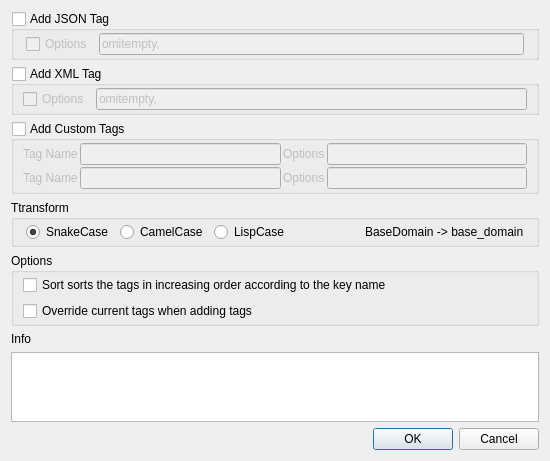
Before: the Qt Designer form liteidex/src/plugins/golangedit/goaddtagsdialog.ui in visualfc/liteide, drawn with Qt 5.
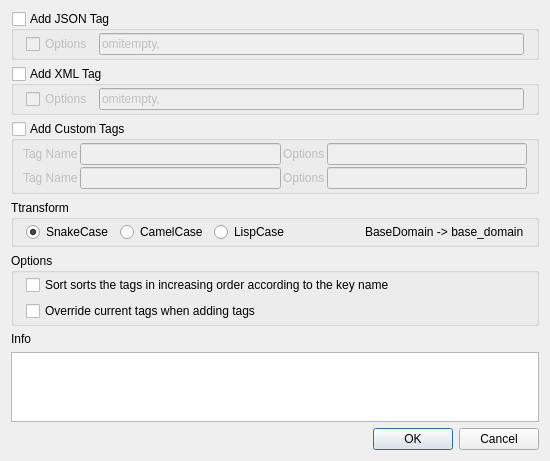
After: the same form once the commit is applied.

Commit message: golangedit: remove tags support comma list, add/remove tags dialog add tooltip

Patch:
```diff
--- a/liteidex/src/plugins/golangedit/goaddtagsdialog.ui
+++ b/liteidex/src/plugins/golangedit/goaddtagsdialog.ui
@@ -67,9 +67,15 @@
       <bool>false</bool>
      </property>
      <layout class="QHBoxLayout" name="horizontalLayout_2">
+      <property name="leftMargin">
+       <number>12</number>
+      </property>
       <property name="topMargin">
        <number>2</number>
       </property>
+      <property name="rightMargin">
+       <number>12</number>
+      </property>
       <property name="bottomMargin">
        <number>2</number>
       </property>
@@ -233,9 +239,15 @@
       <string>Options</string>
      </property>
      <layout class="QVBoxLayout" name="verticalLayout_3">
+      <property name="leftMargin">
+       <number>12</number>
+      </property>
       <property name="topMargin">
        <number>2</number>
       </property>
+      <property name="rightMargin">
+       <number>12</number>
+      </property>
       <property name="bottomMargin">
        <number>2</number>
       </property>
```
Left out of the diff: 24 changed lines with no effect on the pictures. The commit also changes 2 other files.
